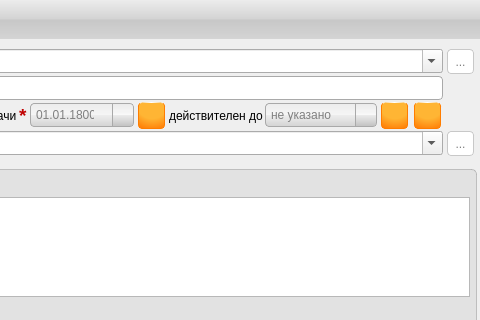
Eveler/cpp_libs, file DocWidgets/widgets/electrodoc_v2.ui: the form before one commit; both pictures show x 922 to 1402 and y 0 to 320 of the 1402 by 700 pixel window.
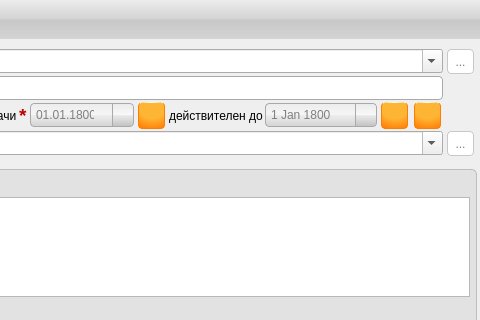
The form after the commit. Icons and pictures are not drawn.

```diff
--- a/DocWidgets/widgets/electrodoc_v2.ui
+++ b/DocWidgets/widgets/electrodoc_v2.ui
@@ -927,9 +927,6 @@
           <height>24</height>
          </size>
         </property>
-        <property name="specialValueText">
-         <string>не указано</string>
-        </property>
         <property name="minimumDate">
          <date>
           <year>1800</year>
```
